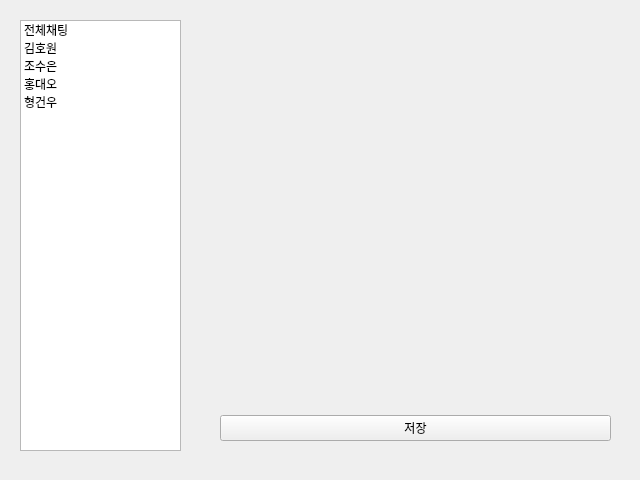
Above: DentixSever2/chatlog.ui from sueun-jo/2ndmini_dentix before the change. Below: the same form after it.
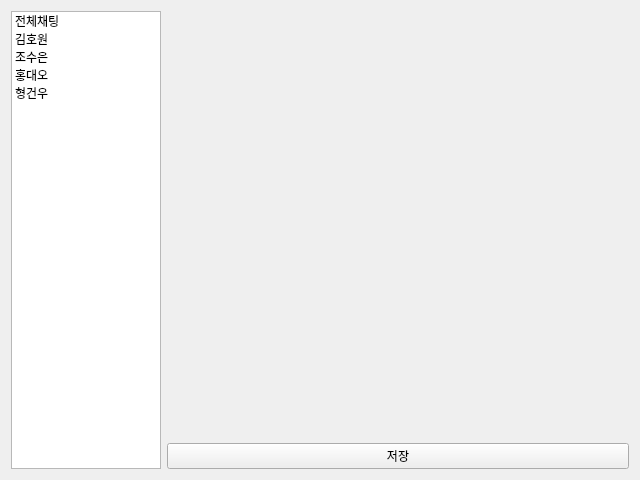
That is the form after the change.

Commit message: UI : set layout ChatLog page

Patch:
```diff
--- a/DentixSever2/chatlog.ui
+++ b/DentixSever2/chatlog.ui
@@ -13,14 +13,20 @@
   <property name="windowTitle">
    <string>Form</string>
   </property>
+  <layout class="QHBoxLayout" name="horizontalLayout">
+   <item>
   <widget class="QListWidget" name="logList">
-   <property name="geometry">
-    <rect>
-     <x>20</x>
-     <y>20</y>
-     <width>161</width>
-     <height>431</height>
-    </rect>
+     <property name="sizePolicy">
+      <sizepolicy hsizetype="Maximum" vsizetype="Expanding">
+       <horstretch>0</horstretch>
+       <verstretch>0</verstretch>
+      </sizepolicy>
+     </property>
+     <property name="maximumSize">
+      <size>
+       <width>150</width>
+       <height>16777215</height>
+      </size>
    </property>
    <item>
     <property name="text">
@@ -48,15 +54,8 @@
     </property>
    </item>
   </widget>
-  <widget class="QWidget" name="">
-   <property name="geometry">
-    <rect>
-     <x>220</x>
-     <y>20</y>
-     <width>391</width>
-     <height>421</height>
-    </rect>
-   </property>
+   </item>
+   <item>
    <layout class="QVBoxLayout" name="verticalLayout">
     <item>
      <widget class="QLabel" name="chatTitle">
@@ -79,7 +78,8 @@
      </widget>
     </item>
    </layout>
-  </widget>
+   </item>
+  </layout>
  </widget>
  <resources/>
  <connections/>
```
Lines whose indentation alone changed are shown as unchanged. The commit also changes 1 other file.
